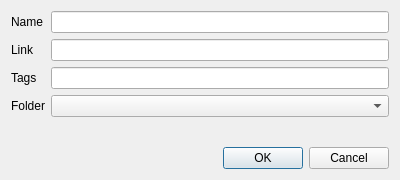
Qt form addnewlink.ui (VardanK/BookmarkSync) before a commit.
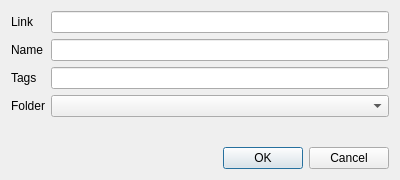
The same form after that commit.

Diff of the .ui file:
```diff
--- a/addnewlink.ui
+++ b/addnewlink.ui
@@ -25,16 +25,26 @@
      <property name="fieldGrowthPolicy">
       <enum>QFormLayout::AllNonFixedFieldsGrow</enum>
      </property>
-     <item row="1" column="0">
+     <item row="2" column="0">
       <widget class="QLabel" name="label_2">
        <property name="text">
         <string>Name</string>
        </property>
       </widget>
      </item>
-     <item row="1" column="1">
+     <item row="2" column="1">
       <widget class="QLineEdit" name="leName"/>
      </item>
+     <item row="1" column="1">
+      <widget class="QLineEdit" name="leLink"/>
+     </item>
+     <item row="1" column="0">
+      <widget class="QLabel" name="label">
+       <property name="text">
+        <string>Link</string>
+       </property>
+      </widget>
+     </item>
      <item row="3" column="0">
       <widget class="QLabel" name="label_3">
        <property name="text">
@@ -45,6 +55,9 @@
      <item row="3" column="1">
       <widget class="QLineEdit" name="leTags"/>
      </item>
+     <item row="4" column="1">
+      <widget class="QComboBox" name="cbFolders"/>
+     </item>
      <item row="4" column="0">
       <widget class="QLabel" name="label_4">
        <property name="text">
@@ -52,19 +65,6 @@
        </property>
       </widget>
      </item>
-     <item row="4" column="1">
-      <widget class="QComboBox" name="cbFolders"/>
-     </item>
-     <item row="2" column="0">
-      <widget class="QLabel" name="label">
-       <property name="text">
-        <string>Link</string>
-       </property>
-      </widget>
-     </item>
-     <item row="2" column="1">
-      <widget class="QLineEdit" name="leLink"/>
-     </item>
     </layout>
    </item>
    <item>
```
Left out of the diff: 6 changed lines with no effect on the pictures.
